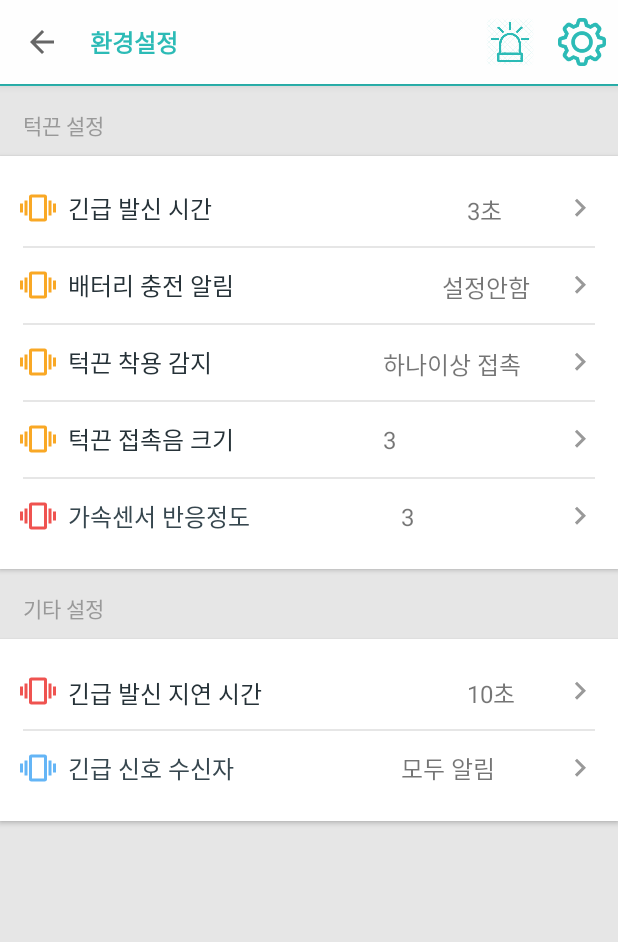
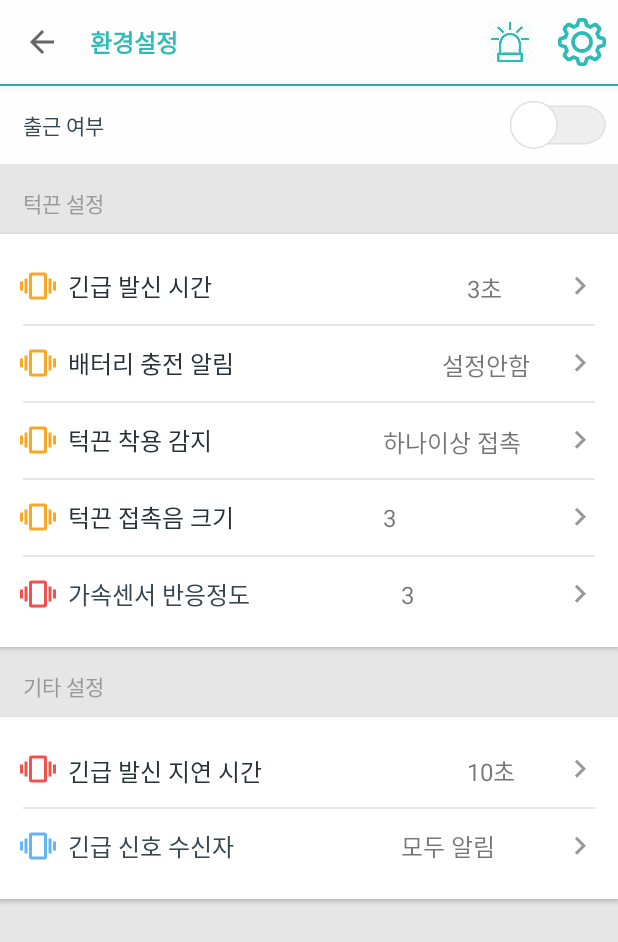
Before and after one commit to iotcr2020/smarker_companies, an Android app: the SettingActivity screen opened directly, with no data from a screen before it, on a phone screen of 412 x 824 dp. Shown: the top 942 px of the screen. Run offline under Robolectric (Android 15) with nearby library versions, the phone set to English and light mode, and no system bars.

```diff
--- a/app/src/main/java/com/anders/SMarker/SettingActivity.java
+++ b/app/src/main/java/com/anders/SMarker/SettingActivity.java
@@ -1,6 +1,7 @@
 package com.anders.SMarker;
 
 import android.app.Activity;
+import android.content.ContentValues;
 import android.content.DialogInterface;
 import android.content.Intent;
 import android.content.SharedPreferences;
@@ -15,15 +16,18 @@ import android.view.Gravity;
 import android.view.Menu;
 import android.view.MenuItem;
 import android.view.View;
+import android.widget.CompoundButton;
+import android.widget.Switch;
 import android.widget.TextView;
 
+import com.anders.SMarker.http.NetworkTask;
 import com.anders.SMarker.service.BleService;
 import com.anders.SMarker.utils.AlarmDlg;
 import com.anders.SMarker.utils.AppVariables;
 import com.anders.SMarker.utils.Tools;
 
-public class SettingActivity extends AppCompatActivity {
-
+public class SettingActivity extends AppCompatActivity implements CompoundButton.OnCheckedChangeListener {
+    private Switch SwitchWork;
     TextView str_time_val,str_battery_val,str_sensing_val, str_volume_val, str_acl_val;;
     TextView helmet_time_val,helmet_battery_val,helmet_acl_val;
     TextView etc_time_val,etc_receiver_val;
@@ -44,6 +48,8 @@ public class SettingActivity extends AppCompatActivity {
         AppVariables.activitySet = SettingActivity.this;
         initToolbar();
 
+        SwitchWork = findViewById(R.id.SwitchWork);
+
         str_time_val = (TextView)findViewById(R.id.str_time_val);
         str_battery_val = (TextView)findViewById(R.id.str_battery_val);
         str_sensing_val = (TextView)findViewById(R.id.str_sensing_val);
@@ -54,9 +60,21 @@ public class SettingActivity extends AppCompatActivity {
         etc_receiver_val = (TextView)findViewById(R.id.etc_receiver_val);
 
         auto = getSharedPreferences("setting", Activity.MODE_PRIVATE);
-
+        getWorkFl();
         editor = auto.edit();
         sharedPreferences();    // 설정 값 가져오기
+    }
+
+    @Override
+    public void onCheckedChanged(CompoundButton buttonView, boolean isChecked ) {
+        String workFl = "Y";
+        switch( buttonView.getId() ) {
+            case R.id.SwitchWork :
+                if (isChecked) workFl = "Y";
+                else workFl = "N";
+                sendWorkFl(workFl);
+                break;
+        }
     }
 
     private void initToolbar() {
@@ -103,6 +121,38 @@ public class SettingActivity extends AppCompatActivity {
 
         }
         return super.onOptionsItemSelected(item);
+    }
+
+    private void sendWorkFl(String Work_fl) {
+        ContentValues addData = new ContentValues();
+        // 이 부분 핸드폰번호 장치에서 가져온 것으로 수정 hwang
+        addData.put("phoneNB", AppVariables.User_Phone_Number);
+        addData.put("workFl", Work_fl);
+        NetworkTask networkTask = new NetworkTask(NetworkTask.API_WORK_FL, addData);
+
+        try {
+            networkTask.execute().get();
+        } catch (Exception e) {
+            e.printStackTrace();
+        }
+    }
+
+    private void getWorkFl() {
+        ContentValues addData = new ContentValues();
+        // 이 부분 핸드폰번호 장치에서 가져온 것으로 수정 hwang
+        addData.put("phoneNB", AppVariables.User_Phone_Number);
+        NetworkTask networkTask = new NetworkTask(NetworkTask.API_GET_WORK_FL, addData);
+
+        try {
+            String result = networkTask.execute().get();
+            if (result != null && !result.isEmpty()) {
+                if ("Y".equals(result)) SwitchWork.setChecked(true);
+                else SwitchWork.setChecked(false);
+                SwitchWork.setOnCheckedChangeListener( this );
+            }
+        } catch (Exception e) {
+            e.printStackTrace();
+        }
     }
 
     // 설정 값 가져오기
--- a/app/src/main/java/com/anders/SMarker/SplashActivity.java
+++ b/app/src/main/java/com/anders/SMarker/SplashActivity.java
@@ -279,7 +279,9 @@ public class SplashActivity extends Activity {
                     NetworkTask.API_TEAM_LIST = NetworkTask.API_SERVER_ADRESS + "/userlist";
                     NetworkTask.API_ALARM_SEND = NetworkTask.API_SERVER_ADRESS +"/useralarm";
                     NetworkTask.API_ADMIN_ALARM_SEND = NetworkTask.API_SERVER_ADRESS +"/adminalarm";
-                    NetworkTask.API_IMAGE_UPLOAD_SERVER= NetworkTask.API_SERVER_ADRESS + "/photoupload";
+                    NetworkTask.API_IMAGE_UPLOAD_SERVER = NetworkTask.API_SERVER_ADRESS + "/photoupload";
+                    NetworkTask.API_GET_WORK_FL = NetworkTask.API_SERVER_ADRESS + "/getworkfl";
+                    NetworkTask.API_WORK_FL = NetworkTask.API_SERVER_ADRESS + "/workfl";
 
                     NetworkTask networkTask = new NetworkTask(NetworkTask.API_CHECK_AGREE, addData);
                     String result = networkTask.execute().get();
--- a/app/src/main/java/com/anders/SMarker/http/NetworkTask.java
+++ b/app/src/main/java/com/anders/SMarker/http/NetworkTask.java
@@ -28,6 +28,8 @@ public class NetworkTask extends AsyncTask<Void, Void, String> {
     public static String API_ALARM_SEND = API_SERVER_ADRESS +"/useralarm";
     public static String API_ADMIN_ALARM_SEND = API_SERVER_ADRESS +"/adminalarm";
     public static String API_IMAGE_UPLOAD_SERVER= API_SERVER_ADRESS + "/photoupload";
+    public static String API_GET_WORK_FL= API_SERVER_ADRESS + "/getworkfl";
+    public static String API_WORK_FL= API_SERVER_ADRESS + "/workfl";
 
     /*public static final String API_SERVER_ADRESS ="http://211.233.58.32:80";
     public static String API_SERVER_ADRESS ="https://ktsmarker.co.kr/ktssouth";
--- /dev/null
+++ b/app/src/main/res/drawable/selector_switch_thumb_gray_primary.xml
@@ -0,0 +1,5 @@
+<?xml version="1.0" encoding="utf-8"?>
+<selector xmlns:android="http://schemas.android.com/apk/res/android">
+    <item android:state_checked="true" android:drawable="@drawable/switch_thumb_primary"/>
+    <item android:drawable="@drawable/switch_thumb_gray"/>
+</selector>
--- /dev/null
+++ b/app/src/main/res/drawable/selector_switch_track_gray_primary.xml
@@ -0,0 +1,5 @@
+<?xml version="1.0" encoding="utf-8"?>
+<selector xmlns:android="http://schemas.android.com/apk/res/android">
+    <item android:state_checked="true" android:drawable="@drawable/switch_track_primary"/>
+    <item android:drawable="@drawable/switch_track_gray"/>
+</selector>
--- a/app/src/main/res/layout/activity_setting.xml
+++ b/app/src/main/res/layout/activity_setting.xml
@@ -28,6 +28,37 @@
             android:layout_width="match_parent"
             android:layout_height="wrap_content"
             android:orientation="vertical">
+
+            <LinearLayout
+                android:id="@+id/worksetting"
+                android:layout_width="match_parent"
+                android:layout_height="wrap_content"
+                android:background="@color/overlay_light_80"
+                android:gravity="center_vertical">
+
+                <TextView
+                    android:layout_width="wrap_content"
+                    android:layout_height="wrap_content"
+                    android:layout_marginStart="@dimen/spacing_large"
+                    android:layout_marginLeft="@dimen/spacing_large"
+                    android:layout_marginTop="@dimen/spacing_large"
+                    android:layout_marginBottom="@dimen/spacing_large"
+                    android:text="출근 여부"
+                    android:textAppearance="@style/TextAppearance.AppCompat.Body1"
+                    android:textColor="@color/grey_80" />
+
+                <Switch
+                    android:id="@+id/SwitchWork"
+                    android:layout_width="match_parent"
+                    android:layout_height="wrap_content"
+                    android:layout_centerVertical="true"
+                    android:layout_marginStart="4dp"
+                    android:layout_marginEnd="8dp"
+                    android:thumb="@drawable/selector_switch_thumb_gray_primary"
+                    android:drawablePadding="16dp"
+                    android:track="@drawable/selector_switch_track_gray_primary"/>
+
+            </LinearLayout>
 
             <TextView
                 android:layout_width="wrap_content"
--- a/app/src/main/res/layout/dialog_info_receive.xml
+++ b/app/src/main/res/layout/dialog_info_receive.xml
@@ -36,7 +36,7 @@
     <LinearLayout
         android:layout_width="match_parent"
         android:layout_height="wrap_content"
-        android:gravity="center_vertical|start"
+        android:gravity="center_vertical|center"
         android:orientation="vertical"
         android:padding="@dimen/spacing_mlarge">
 
@@ -46,7 +46,7 @@
             android:layout_height="wrap_content"
             android:layout_marginTop="@dimen/spacing_small"
             android:text=""
-            android:textAlignment="center"
+            android:textAlignment="gravity"
             android:textAppearance="@style/TextAppearance.AppCompat.Subhead"
             android:textColor="@color/grey_60" />
     </LinearLayout>
```
Also changed, not shown: app/src/main/res/layout/dialog_alarm_receive.xml (+5 -6 lines), app/src/main/res/layout/dialog_emergency_receive.xml (+4 -5 lines), app/src/main/res/drawable-xxxhdpi/switch_thumb_gray.png (added), app/src/main/res/drawable-xxxhdpi/switch_thumb_primary.png (added), app/src/main/res/drawable-xxxhdpi/switch_track_gray.png (added), app/src/main/res/drawable-xxxhdpi/switch_track_primary.png (added).
